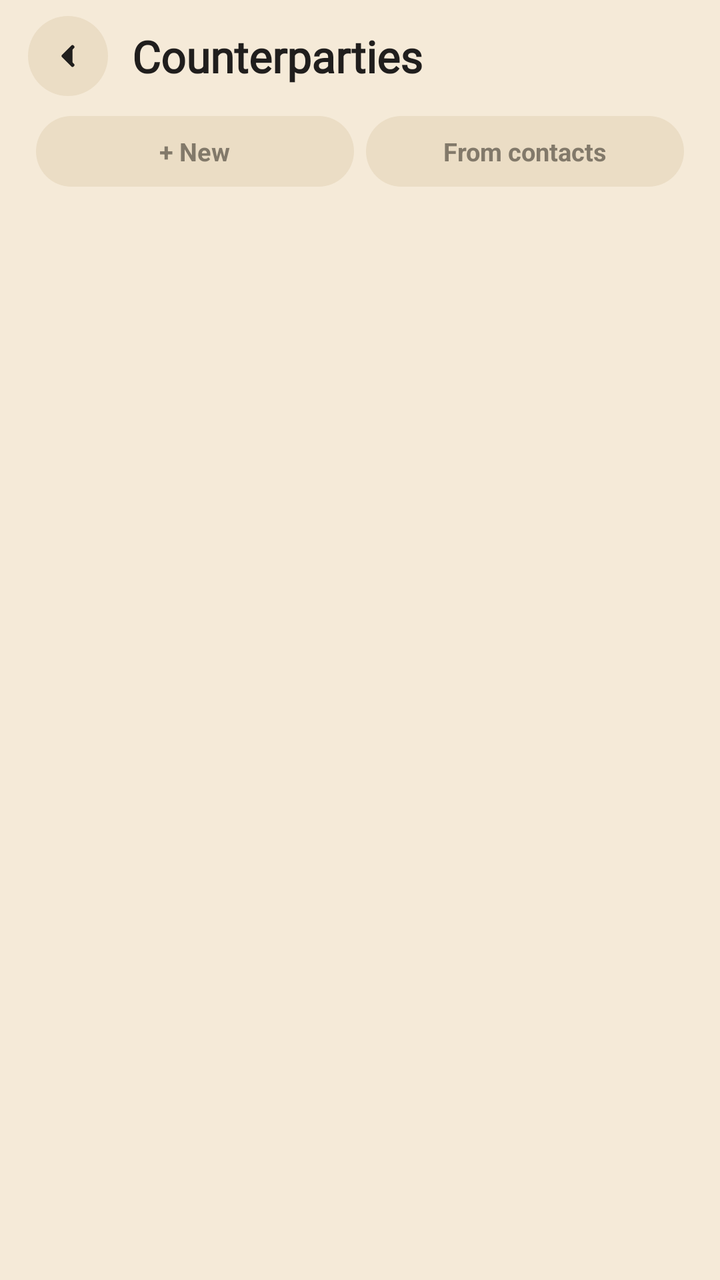
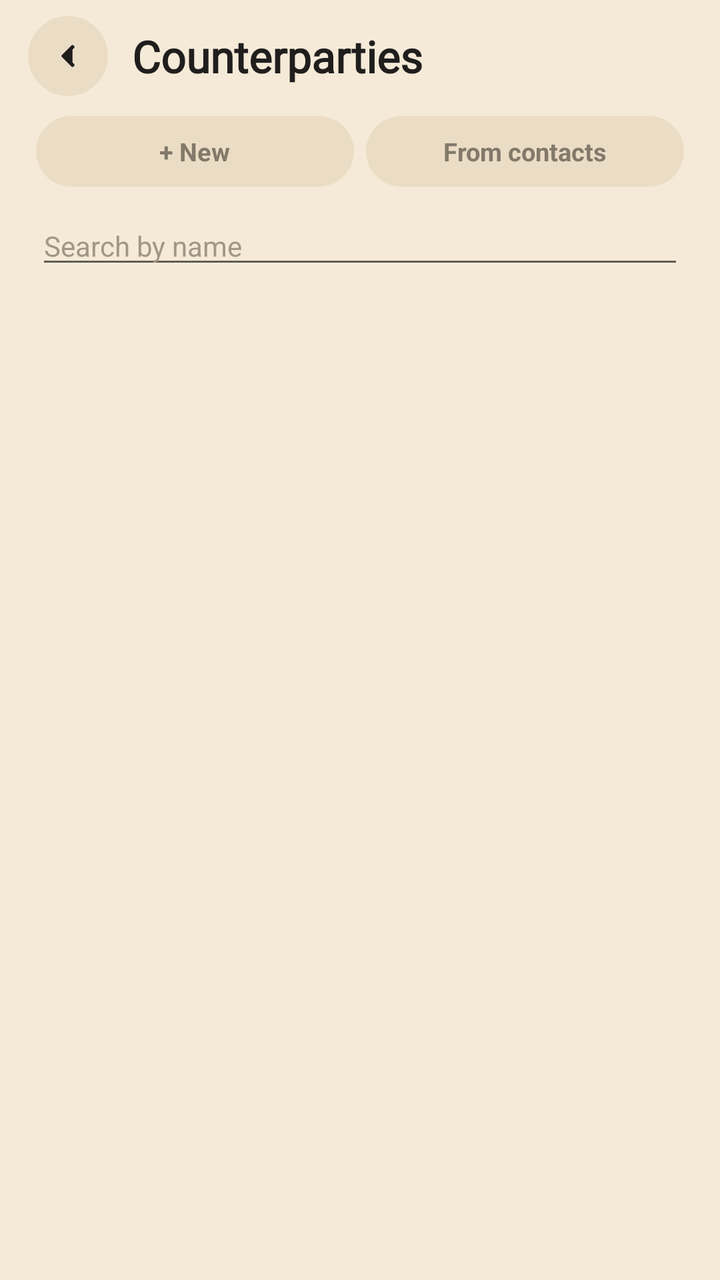

The first picture is an Android layout as it rendered before a commit; the second is the same layout after the commit. The layout source and the unified diff follow.
<!-- AndroidManifest.xml: activity theme AppTheme.NoActionBar -->
<!-- res/layout/activity_counterparties.xml -->
<?xml version="1.0" encoding="utf-8"?>
<LinearLayout xmlns:android="http://schemas.android.com/apk/res/android"
    android:layout_width="match_parent"
    android:layout_height="match_parent"
    android:orientation="vertical"
    android:background="@color/colorBackground">

    <LinearLayout
        android:layout_width="match_parent"
        android:layout_height="wrap_content"
        android:orientation="horizontal"
        android:gravity="center_vertical"
        android:paddingLeft="14dp"
        android:paddingRight="14dp"
        android:paddingTop="8dp"
        android:paddingBottom="10dp">

        <ImageButton
            android:id="@+id/btnUp"
            android:layout_width="40dp"
            android:layout_height="40dp"
            android:background="@drawable/bg_pill_secondary"
            android:src="@drawable/ic_nav_back"
            android:onClick="btnUp"/>

        <TextView
            android:layout_width="0dp"
            android:layout_height="wrap_content"
            android:layout_weight="1"
            android:layout_marginStart="12dp"
            android:text="@string/counterparties_title"
            android:textSize="22sp"
            android:textStyle="bold"
            android:fontFamily="@font/caprasimo"
            android:textColor="@color/colorTextPrimary"/>
    </LinearLayout>

    <LinearLayout
        android:layout_width="match_parent"
        android:layout_height="wrap_content"
        android:orientation="horizontal"
        android:paddingLeft="18dp"
        android:paddingRight="18dp"
        android:paddingBottom="10dp">

        <TextView
            style="@style/FilterChip"
            android:text="@string/counterparties_add"
            android:onClick="onAddCounterparty"/>

        <TextView
            style="@style/FilterChip"
            android:layout_marginEnd="0dp"
            android:text="@string/counterparties_from_contacts"
            android:onClick="onPickContact"/>
    </LinearLayout>

    <ScrollView
        android:layout_width="match_parent"
        android:layout_height="match_parent">

        <LinearLayout
            android:layout_width="match_parent"
            android:layout_height="wrap_content"
            android:orientation="vertical"
            android:paddingLeft="16dp"
            android:paddingRight="16dp"
            android:paddingBottom="24dp">

            <TextView
                android:id="@+id/counterpartiesEmpty"
                android:layout_width="match_parent"
                android:layout_height="wrap_content"
                android:layout_marginTop="24dp"
                android:gravity="center"
                android:text="@string/counterparties_empty"
                android:textColor="@color/colorTextHint"
                android:textSize="13sp"
                android:visibility="gone"/>

            <LinearLayout
                android:id="@+id/counterpartiesList"
                android:layout_width="match_parent"
                android:layout_height="wrap_content"
                android:orientation="vertical"/>
        </LinearLayout>
    </ScrollView>
</LinearLayout>
<!-- resources referenced by this layout -->
<resources>
  <color name="colorBackground">#F5EAD8</color>
  <color name="colorTextHint">#A19786</color>
  <color name="colorTextPrimary">#201E1D</color>
  <!-- drawable bg_pill_secondary (drawable) -->
  <?xml version="1.0" encoding="utf-8"?>
  <ripple xmlns:android="http://schemas.android.com/apk/res/android"
      android:color="@color/colorPrimaryLight">
      <item>
          <shape>
              <solid android:color="@color/colorSurfaceAlt"/>
              <corners android:radius="999dp"/>
          </shape>
      </item>
  </ripple>
  <!-- drawable ic_nav_back (drawable) -->
  <?xml version="1.0" encoding="utf-8"?>
  <vector xmlns:android="http://schemas.android.com/apk/res/android"
      android:width="18dp" android:height="18dp" android:viewportWidth="24" android:viewportHeight="24">
      <path android:fillColor="@color/colorTextPrimary" android:pathData="M15,6 L9,12 L15,18"
          android:strokeColor="@color/colorTextPrimary" android:strokeWidth="2.5" android:strokeLineCap="round" android:strokeLineJoin="round"/>
  </vector>
  <string name="counterparties_add">+ New</string>
  <string name="counterparties_empty">No counterparties yet</string>
  <string name="counterparties_from_contacts">From contacts</string>
  <string name="counterparties_title">Counterparties</string>
  <style name="FilterChip">
          <item name="android:layout_width">0dp</item>
          <item name="android:layout_height">wrap_content</item>
          <item name="android:layout_weight">1</item>
          <item name="android:layout_marginEnd">6dp</item>
          <item name="android:background">@drawable/bg_chip_unselected</item>
          <item name="android:gravity">center</item>
          <item name="android:paddingTop">9dp</item>
          <item name="android:paddingBottom">9dp</item>
          <item name="android:textSize">12.5sp</item>
          <item name="android:textStyle">bold</item>
          <item name="android:textColor">@color/colorTextSecondary</item>
      </style>
  <style name="AppTheme.NoActionBar">
          <item name="windowActionBar">false</item>
          <item name="windowNoTitle">true</item>
      </style>
  <color name="colorPrimaryLight">#F6A06B</color>
  <color name="colorSurfaceAlt">#EBDDC5</color>
  <!-- drawable bg_chip_unselected (drawable) -->
  <?xml version="1.0" encoding="utf-8"?>
  <shape xmlns:android="http://schemas.android.com/apk/res/android">
      <solid android:color="@color/colorSurfaceAlt"/>
      <corners android:radius="999dp"/>
  </shape>
  <color name="colorTextSecondary">#82796A</color>
</resources>

<!-- the commit's change to res/layout/activity_counterparties.xml (unified diff, before → after) -->
@@ -55,6 +55,19 @@
             android:onClick="onPickContact"/>
     </LinearLayout>
 
+    <EditText
+        android:id="@+id/counterpartiesSearch"
+        android:layout_width="match_parent"
+        android:layout_height="wrap_content"
+        android:layout_marginLeft="18dp"
+        android:layout_marginRight="18dp"
+        android:hint="@string/search_by_name_hint"
+        android:inputType="text"
+        android:maxLines="1"
+        android:textColor="@color/colorTextPrimary"
+        android:textColorHint="@color/colorTextHint"
+        android:textSize="14sp"/>
+
     <ScrollView
         android:layout_width="match_parent"
         android:layout_height="match_parent">
<!-- resource entries referenced after the edit -->
@@ -25,6 +25,7 @@
   <string name="counterparties_empty">No counterparties yet</string>
   <string name="counterparties_from_contacts">From contacts</string>
   <string name="counterparties_title">Counterparties</string>
+  <string name="search_by_name_hint">Search by name</string>
   <style name="FilterChip">
           <item name="android:layout_width">0dp</item>
           <item name="android:layout_height">wrap_content</item>
